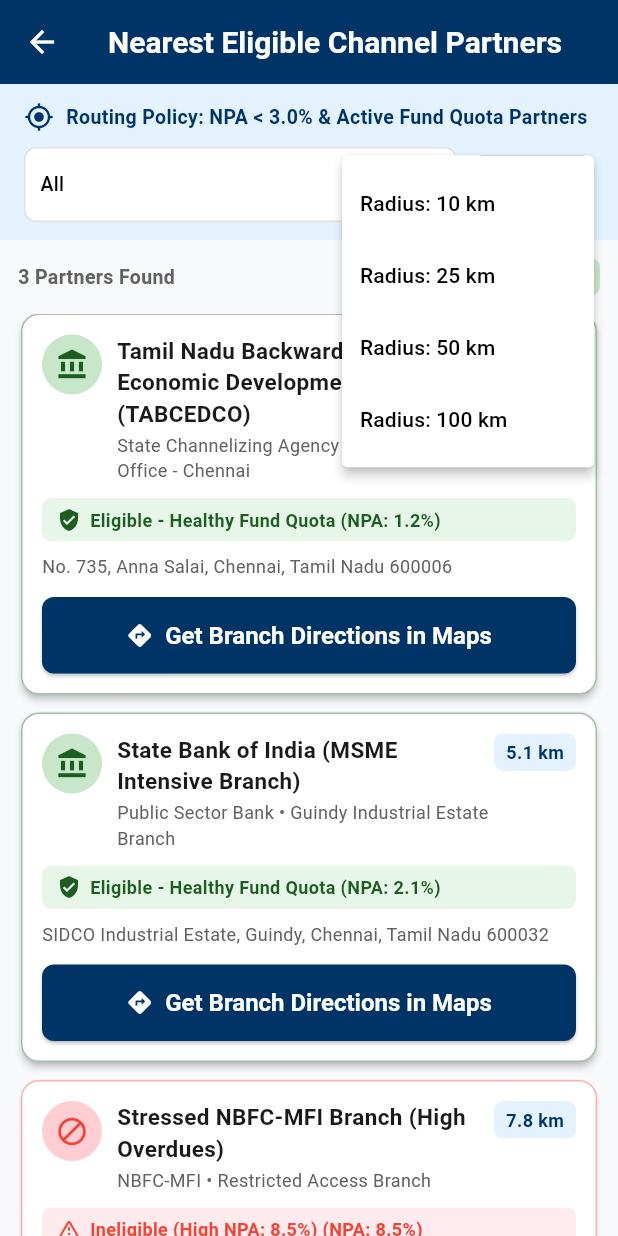
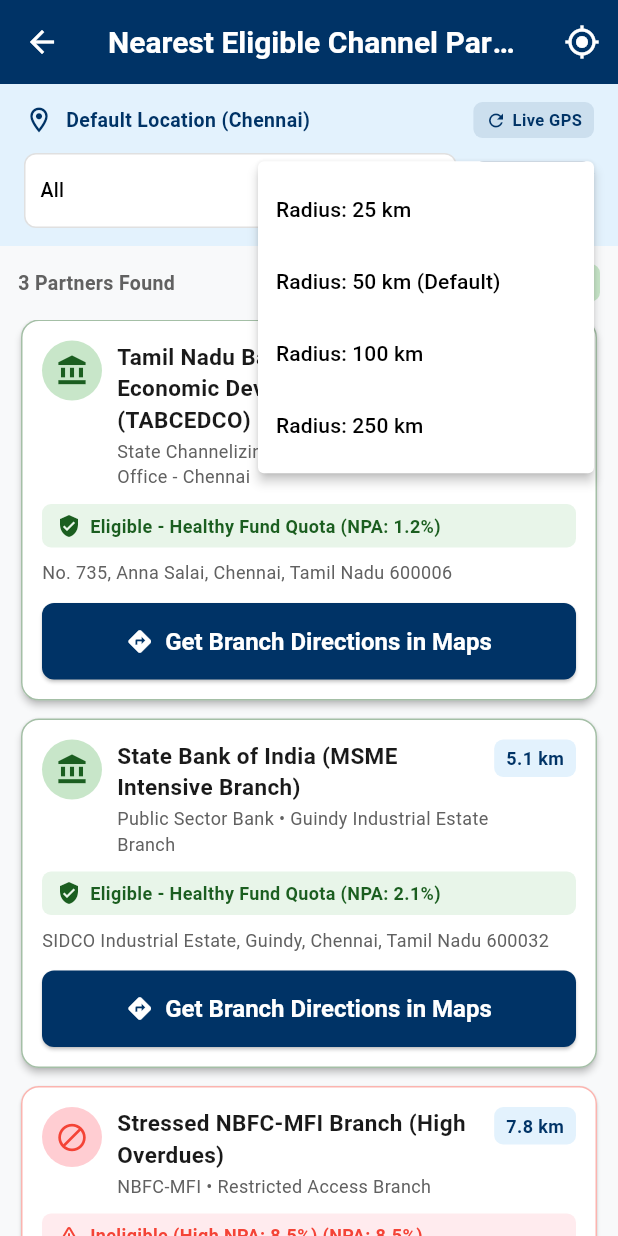
Before and after one commit to Elangoofficial49/scheme-mate-ai, a Flutter app: the PartnerLocatorScreen screen opened directly, after a tap on "50 km", on a phone screen of 412 x 824 dp. Run offline on Flutter 3.47's test engine with Material 3 defaults, Android fonts, the phone set to English and light mode, and no system bars; our stand-ins replace image_picker, shared_preferences; missing offline and left inert: dart:html; accounts and stored records are empty; network calls fail.

Commit message:
feat: add live GPS location fetching and 50km radius next-nearest bank fallback suggestion

```diff
--- a/mobile/flutter_app/lib/screens/partner_locator_screen.dart
+++ b/mobile/flutter_app/lib/screens/partner_locator_screen.dart
@@ -20,20 +20,53 @@
 class _PartnerLocatorScreenState extends State<PartnerLocatorScreen> {
   double _userLat = 13.0827; // Default Chennai coordinates
   double _userLon = 80.2707;
-  double _searchRadiusKm = 50.0;
+  bool _isUsingLiveGps = false;
+  String _locationStatusText = "Default Location (Chennai)";
+
+  double _searchRadiusKm = 50.0; // Default 50 km radius
   String _selectedState = 'All';
   String _selectedDistrict = 'All';
 
   bool _isLoading = false;
   List<dynamic> _partners = [];
   int _eligibleCount = 0;
+  bool _fallbackUsed = false;
+  String? _fallbackMessage;
 
   final List<String> _states = ['All', 'Tamil Nadu', 'Odisha', 'Delhi', 'Maharashtra', 'Karnataka', 'Telangana'];
 
   @override
   void initState() {
     super.initState();
-    _fetchNearestPartners();
+    _requestLiveGpsLocation();
+  }
+
+  void _requestLiveGpsLocation() {
+    try {
+      if (html.window.navigator.geolocation != null) {
+        setState(() => _locationStatusText = "Acquiring Live GPS Location...");
+        html.window.navigator.geolocation.getCurrentPosition().then((pos) {
+          if (pos.coords != null) {
+            final lat = pos.coords!.latitude?.toDouble() ?? 13.0827;
+            final lon = pos.coords!.longitude?.toDouble() ?? 80.2707;
+            setState(() {
+              _userLat = lat;
+              _userLon = lon;
+              _isUsingLiveGps = true;
+              _locationStatusText = "Live GPS: ${lat.toStringAsFixed(4)}° N, ${lon.toStringAsFixed(4)}° E";
+            });
+            _fetchNearestPartners();
+          }
+        }).catchError((err) {
+          setState(() => _locationStatusText = "GPS Permission Denied. Using Default Coordinates.");
+          _fetchNearestPartners();
+        });
+      } else {
+        _fetchNearestPartners();
+      }
+    } catch (e) {
+      _fetchNearestPartners();
+    }
   }
 
   Future<void> _fetchNearestPartners() async {
@@ -49,15 +82,17 @@
         setState(() {
           _partners = data["partners"] ?? [];
           _eligibleCount = data["eligible_count"] ?? 0;
+          _fallbackUsed = data["fallback_used"] == true;
+          _fallbackMessage = data["fallback_message"];
           _isLoading = false;
         });
         return;
       }
     } catch (e) {
-      // Local fallback data if backend disconnected
+      // Local fallback calculation if backend disconnected
     }
 
-    // Fallback Channel Partners
+    // Local Fallback Simulation
     setState(() {
       _partners = [
         {
@@ -75,6 +110,7 @@
           "contact_email": "tabcedco@tn.gov.in",
           "address": "No. 735, Anna Salai, Chennai, Tamil Nadu 600006",
           "distance_km": 2.4,
+          "is_next_nearest_fallback": false,
           "maps_navigation_url": "https://www.google.com/maps/dir/?api=1&destination=13.0604,80.2496"
         },
         {
@@ -92,6 +128,7 @@
           "contact_email": "sbi.01824@sbi.co.in",
           "address": "SIDCO Industrial Estate, Guindy, Chennai, Tamil Nadu 600032",
           "distance_km": 5.1,
+          "is_next_nearest_fallback": false,
           "maps_navigation_url": "https://www.google.com/maps/dir/?api=1&destination=13.0102,80.2084"
         },
         {
@@ -109,10 +146,12 @@
           "contact_email": "restricted@nbfc.com",
           "address": "Parrys Corner, Chennai, Tamil Nadu 600001",
           "distance_km": 7.8,
+          "is_next_nearest_fallback": false,
           "maps_navigation_url": "https://www.google.com/maps/dir/?api=1&destination=13.0827,80.2707"
         }
       ];
       _eligibleCount = 2;
+      _fallbackUsed = false;
       _isLoading = false;
     });
   }
@@ -130,10 +169,17 @@
         title: Text(langCode == 'ta' ? 'அருகிலுள்ள தகுதியான வங்கி / SCA முகவரி' : 'Nearest Eligible Channel Partners'),
         backgroundColor: AppTheme.primaryBlue,
         foregroundColor: Colors.white,
+        actions: [
+          IconButton(
+            icon: const Icon(Icons.my_location),
+            tooltip: "Use Live GPS Location",
+            onPressed: _requestLiveGpsLocation,
+          ),
+        ],
       ),
       body: Column(
         children: [
-          // 1. Filter Header Bar
+          // 1. Live Location & Routing Policy Header
           Container(
             padding: const EdgeInsets.symmetric(horizontal: 16, vertical: 12),
             color: Colors.blue.shade50,
@@ -142,19 +188,47 @@
               children: [
                 Row(
                   children: [
-                    const Icon(Icons.my_location, color: AppTheme.primaryBlue, size: 20),
+                    Icon(
+                      _isUsingLiveGps ? Icons.gps_fixed : Icons.location_on_outlined,
+                      color: _isUsingLiveGps ? AppTheme.successGreen : AppTheme.primaryBlue,
+                      size: 20,
+                    ),
                     const SizedBox(width: 8),
                     Expanded(
                       child: Text(
-                        langCode == 'ta'
-                            ? 'ரூட்டிங் கொள்கை: NPA < 3.0% உள்ள தகுதியான வங்கிகள் மட்டும்'
-                            : 'Routing Policy: NPA < 3.0% & Active Fund Quota Partners',
-                        style: const TextStyle(fontWeight: FontWeight.bold, fontSize: 13, color: AppTheme.primaryBlue),
+                        _locationStatusText,
+                        style: TextStyle(
+                          fontWeight: FontWeight.bold,
+                          fontSize: 13,
+                          color: _isUsingLiveGps ? AppTheme.successGreen : AppTheme.primaryBlue,
+                        ),
+                      ),
+                    ),
+                    InkWell(
+                      onTap: _requestLiveGpsLocation,
+                      child: Container(
+                        padding: const EdgeInsets.symmetric(horizontal: 8, vertical: 4),
+                        decoration: BoxDecoration(
+                          color: AppTheme.primaryBlue.withOpacity(0.1),
+                          borderRadius: BorderRadius.circular(6),
+                        ),
+                        child: Row(
+                          children: [
+                            const Icon(Icons.refresh, size: 14, color: AppTheme.primaryBlue),
+                            const SizedBox(width: 4),
+                            Text(
+                              langCode == 'ta' ? 'GPS புதுப்பி' : 'Live GPS',
+                              style: const TextStyle(fontSize: 11, fontWeight: FontWeight.bold, color: AppTheme.primaryBlue),
+                            ),
+                          ],
+                        ),
                       ),
                     ),
                   ],
                 ),
                 const SizedBox(height: 10),
+
+                // State Filter & Radius Selector (50 km Default)
                 Row(
                   children: [
                     // State Dropdown
@@ -182,17 +256,18 @@
                       ),
                     ),
                     const SizedBox(width: 10),
-                    // Search Radius Slider Chip
+
+                    // Radius Dropdown Popup
                     PopupMenuButton<double>(
                       onSelected: (val) {
                         setState(() => _searchRadiusKm = val);
                         _fetchNearestPartners();
                       },
                       itemBuilder: (context) => [
-                        const PopupMenuItem(value: 10.0, child: Text('Radius: 10 km')),
                         const PopupMenuItem(value: 25.0, child: Text('Radius: 25 km')),
-                        const PopupMenuItem(value: 50.0, child: Text('Radius: 50 km')),
+                        const PopupMenuItem(value: 50.0, child: Text('Radius: 50 km (Default)')),
                         const PopupMenuItem(value: 100.0, child: Text('Radius: 100 km')),
+                        const PopupMenuItem(value: 250.0, child: Text('Radius: 250 km')),
                       ],
                       child: Container(
                         padding: const EdgeInsets.symmetric(horizontal: 12, vertical: 10),
@@ -218,6 +293,26 @@
             ),
           ),
 
+          // 2. Next Nearest Fallback Alert Banner (If > 50km required)
+          if (_fallbackUsed && _fallbackMessage != null)
+            Container(
+              width: double.infinity,
+              padding: const EdgeInsets.symmetric(horizontal: 16, vertical: 10),
+              color: Colors.orange.shade50,
+              child: Row(
+                children: [
+                  const Icon(Icons.error_outline, color: Colors.deepOrange, size: 20),
+                  const SizedBox(width: 8),
+                  Expanded(
+                    child: Text(
+                      _fallbackMessage!,
+                      style: const TextStyle(fontSize: 12, fontWeight: FontWeight.bold, color: Colors.deepOrange),
+                    ),
+                  ),
+                ],
+              ),
+            ),
+
           // Status Counter Bar
           Padding(
             padding: const EdgeInsets.all(12.0),
@@ -235,7 +330,7 @@
                     borderRadius: BorderRadius.circular(6),
                   ),
                   child: Text(
-                    '$_eligibleCount ${langCode == 'ta' ? 'தகுதியானவர்கள்' : 'Eligible & Healthy'}',
+                    '$_eligibleCount ${langCode == 'ta' ? 'தகுதியானவர்கள் (NPA < 3%)' : 'Eligible & Healthy'}',
                     style: const TextStyle(color: AppTheme.successGreen, fontWeight: FontWeight.bold, fontSize: 12),
                   ),
                 ),
@@ -243,7 +338,7 @@
             ),
           ),
 
-          // 2. Partner Cards List
+          // 3. Partner Cards List
           Expanded(
             child: _isLoading
                 ? const Center(child: CircularProgressIndicator())
@@ -253,6 +348,7 @@
                     itemBuilder: (context, index) {
                       final item = _partners[index];
                       final bool isEligible = item["is_eligible_for_routing"] == true;
+                      final bool isFallback = item["is_next_nearest_fallback"] == true;
                       final double dist = (item["distance_km"] as num? ?? 0.0).toDouble();
 
                       return Card(
@@ -261,7 +357,9 @@
                         shape: RoundedRectangleBorder(
                           borderRadius: BorderRadius.circular(12),
                           side: BorderSide(
-                            color: isEligible ? AppTheme.successGreen.withOpacity(0.4) : Colors.red.withOpacity(0.4),
+                            color: isFallback
+                                ? Colors.orange
+                                : (isEligible ? AppTheme.successGreen.withOpacity(0.4) : Colors.red.withOpacity(0.4)),
                           ),
                         ),
                         child: Padding(
@@ -302,12 +400,16 @@
                                   Container(
                                     padding: const EdgeInsets.symmetric(horizontal: 8, vertical: 4),
                                     decoration: BoxDecoration(
-                                      color: Colors.blue.shade50,
+                                      color: isFallback ? Colors.orange.shade50 : Colors.blue.shade50,
                                       borderRadius: BorderRadius.circular(6),
                                     ),
                                     child: Text(
                                       '${dist.toStringAsFixed(1)} km',
-                                      style: const TextStyle(fontWeight: FontWeight.bold, fontSize: 12, color: AppTheme.primaryBlue),
+                                      style: TextStyle(
+                                        fontWeight: FontWeight.bold,
+                                        fontSize: 12,
+                                        color: isFallback ? Colors.deepOrange : AppTheme.primaryBlue,
+                                      ),
                                     ),
                                   ),
                                 ],
@@ -333,7 +435,9 @@
                                     const SizedBox(width: 6),
                                     Expanded(
                                       child: Text(
-                                        "${item['status_label']} (NPA: ${item['npa_rate']}%)",
+                                        isFallback
+                                            ? "Next Nearest Eligible Bank (NPA: ${item['npa_rate']}%)"
+                                            : "${item['status_label']} (NPA: ${item['npa_rate']}%)",
                                         style: TextStyle(
                                           fontSize: 12,
                                           fontWeight: FontWeight.bold,
```
Also changed, not shown: 1 other file.
